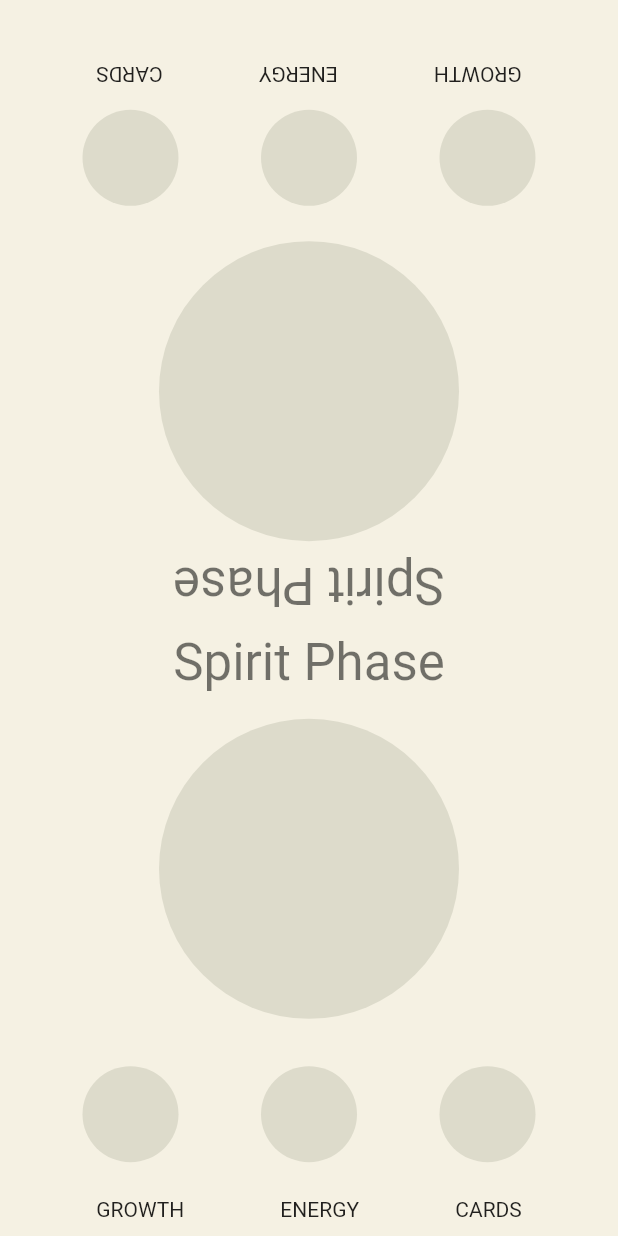
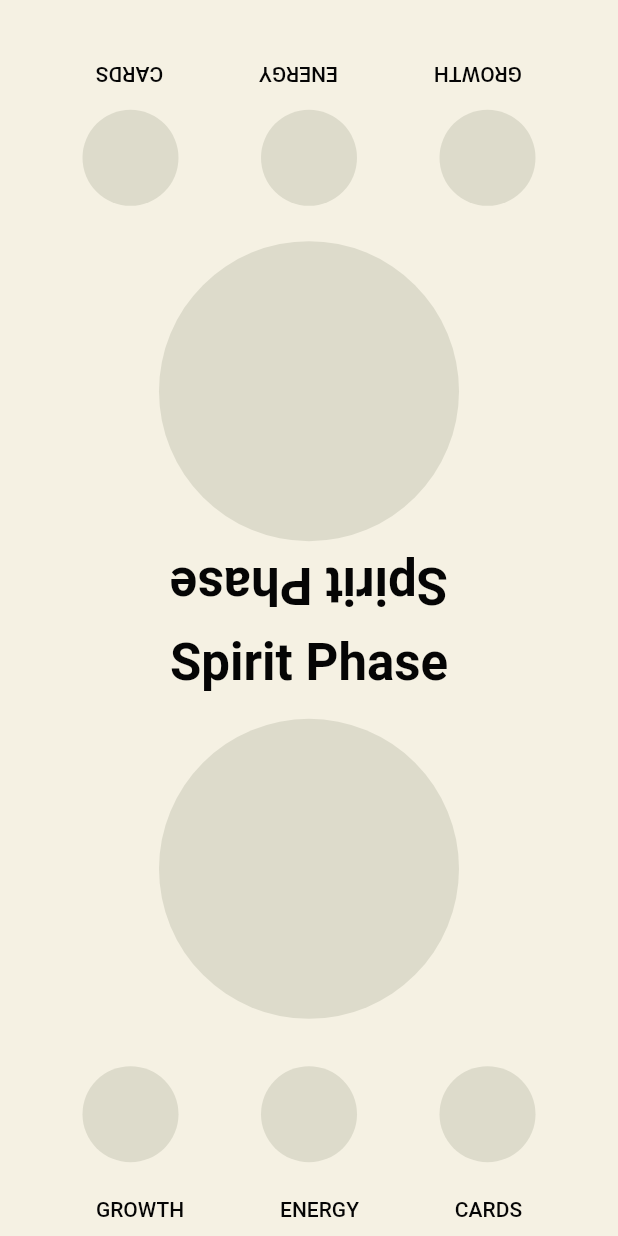
Before and after one commit to Querri/Turn_Tracker, a Flutter app: the screen it shows after launch, after a tap on "START", on a phone screen of 412 x 824 dp. Run offline on Flutter 3.47's test engine with Material 2 defaults, Android fonts, the phone set to English and light mode, and no system bars.

Commit message:
Add text theme

```diff
--- a/spirit_island_app/lib/game_view.dart
+++ b/spirit_island_app/lib/game_view.dart
@@ -104,9 +104,18 @@ class _GameViewState extends State<GameView> {
                       Row(
                         mainAxisAlignment: MainAxisAlignment.spaceEvenly,
                         children: [
-                          Text(turnTracker.getActionText()[0]),
-                          Text(turnTracker.getActionText()[1]),
-                          Text(turnTracker.getActionText()[2]),
+                          Text(
+                            turnTracker.getActionText()[0],
+                            style: Theme.of(context).textTheme.bodyText1,
+                          ),
+                          Text(
+                            turnTracker.getActionText()[1],
+                            style: Theme.of(context).textTheme.bodyText1,
+                          ),
+                          Text(
+                            turnTracker.getActionText()[2],
+                            style: Theme.of(context).textTheme.bodyText1,
+                          ),
                         ],
                       ),
                     ],
@@ -174,9 +183,18 @@ class _GameViewState extends State<GameView> {
                     Row(
                       mainAxisAlignment: MainAxisAlignment.spaceEvenly,
                       children: [
-                        Text(turnTracker.getActionText()[0]),
-                        Text(turnTracker.getActionText()[1]),
-                        Text(turnTracker.getActionText()[2]),
+                        Text(
+                            turnTracker.getActionText()[0],
+                            style: Theme.of(context).textTheme.bodyText1,
+                        ),
+                        Text(
+                          turnTracker.getActionText()[1],
+                          style: Theme.of(context).textTheme.bodyText1,
+                        ),
+                        Text(
+                          turnTracker.getActionText()[2],
+                          style: Theme.of(context).textTheme.bodyText1,
+                        ),
                       ],
                     ),
                   ],
--- a/spirit_island_app/lib/main.dart
+++ b/spirit_island_app/lib/main.dart
@@ -29,6 +29,20 @@ ThemeData theme() {
     ),
 
     backgroundColor: _colorScheme.background,
+
+    textTheme: TextTheme(
+      headline4: TextStyle(
+        color: _colorScheme.onBackground,
+        fontWeight: FontWeight.bold,
+      ),
+      headline6: TextStyle(
+        color: _colorScheme.onBackground,
+        fontWeight: FontWeight.bold,
+      ),
+      bodyText1: TextStyle(
+        color: _colorScheme.onBackground,
+      )
+    ),
 
     buttonTheme: ButtonThemeData(
       focusColor: _colorScheme.secondary,
```
